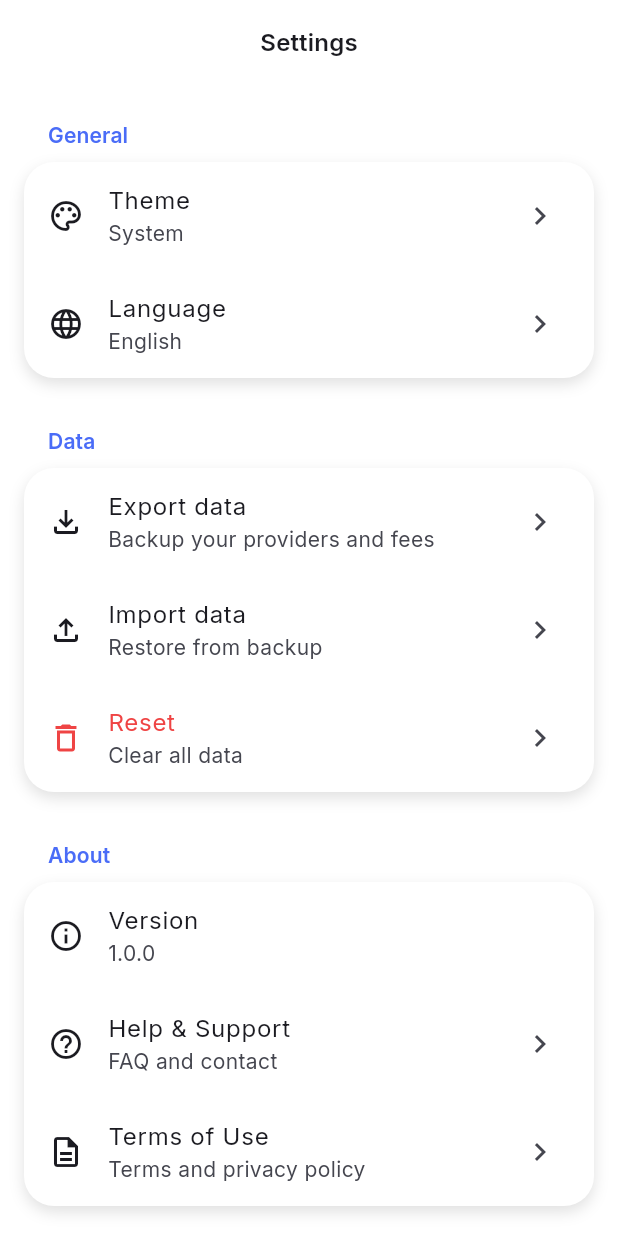
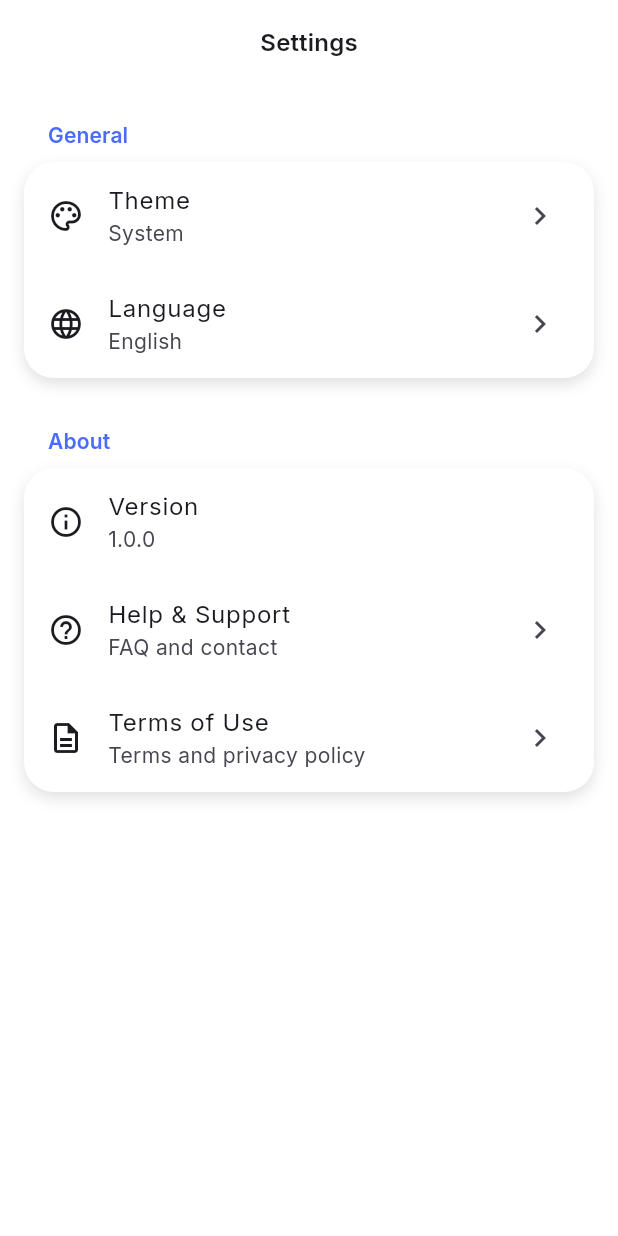
Before and after one commit to elsycharles/feezer, a Flutter app: the SettingsScreen screen opened by its route, on a phone screen of 412 x 824 dp. Run offline on Flutter 3.47's test engine with Material 3 defaults, Android fonts, the phone set to English and light mode, and no system bars; our stand-ins replace go_router, shared_preferences; accounts and stored records are empty.

Commit message:
dev (settings) : comment the data import/export and cleart for next version

```diff
--- a/lib/screen/settings/settings_screen.dart
+++ b/lib/screen/settings/settings_screen.dart
@@ -49,35 +49,35 @@ class SettingsScreen extends StatelessWidget {
               ],
             ),
             const SizedBox(height: 24),
-            _buildSection(
-              context,
-              'Data',
-              [
-                _buildSettingTile(
-                  context,
-                  'Export data',
-                  'Backup your providers and fees',
-                  Icons.file_download_outlined,
-                  onTap: () => _showComingSoon(context),
-                ),
-                _buildSettingTile(
-                  context,
-                  'Import data',
-                  'Restore from backup',
-                  Icons.file_upload_outlined,
-                  onTap: () => _showComingSoon(context),
-                ),
-                _buildSettingTile(
-                  context,
-                  'Reset',
-                  'Clear all data',
-                  Icons.delete_outline,
-                  onTap: () => _showResetConfirmation(context),
-                  textColor: colorScheme.error,
-                ),
-              ],
-            ),
-            const SizedBox(height: 24),
+            // _buildSection(
+            //   context,
+            //   'Data',
+            //   [
+            //     _buildSettingTile(
+            //       context,
+            //       'Export data',
+            //       'Backup your providers and fees',
+            //       Icons.file_download_outlined,
+            //       onTap: () => _showComingSoon(context),
+            //     ),
+            //     _buildSettingTile(
+            //       context,
+            //       'Import data',
+            //       'Restore from backup',
+            //       Icons.file_upload_outlined,
+            //       onTap: () => _showComingSoon(context),
+            //     ),
+            //     _buildSettingTile(
+            //       context,
+            //       'Reset',
+            //       'Clear all data',
+            //       Icons.delete_outline,
+            //       onTap: () => _showResetConfirmation(context),
+            //       textColor: colorScheme.error,
+            //     ),
+            //   ],
+            // ),
+            // const SizedBox(height: 24),
             _buildSection(
               context,
               'About',
```
